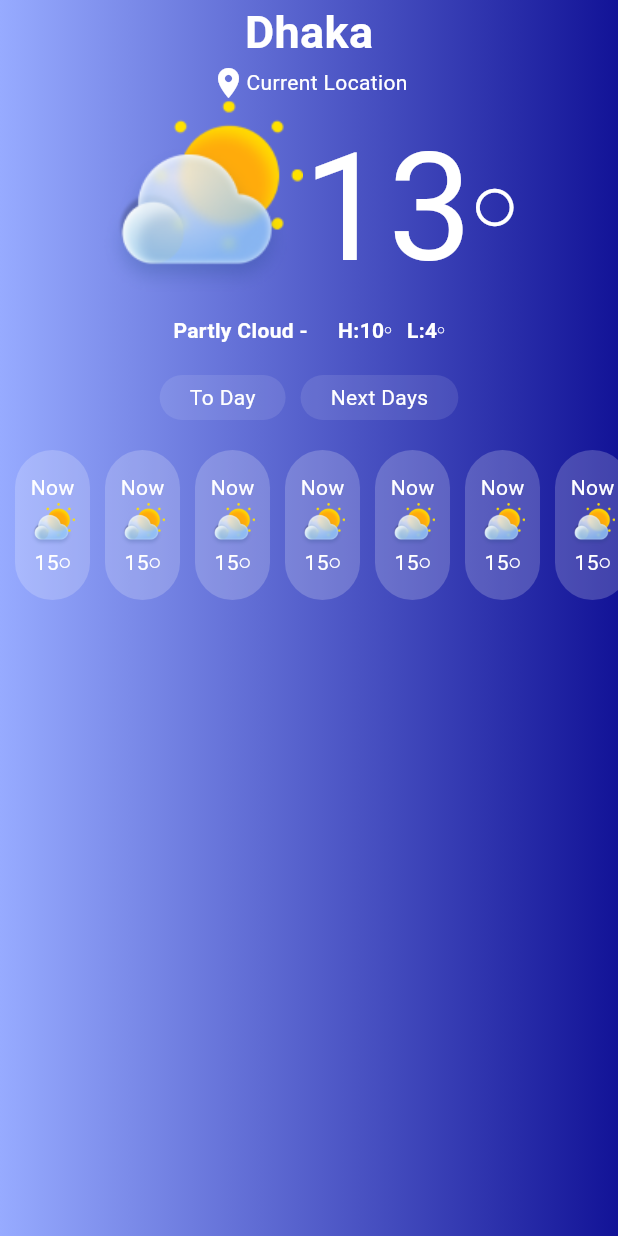
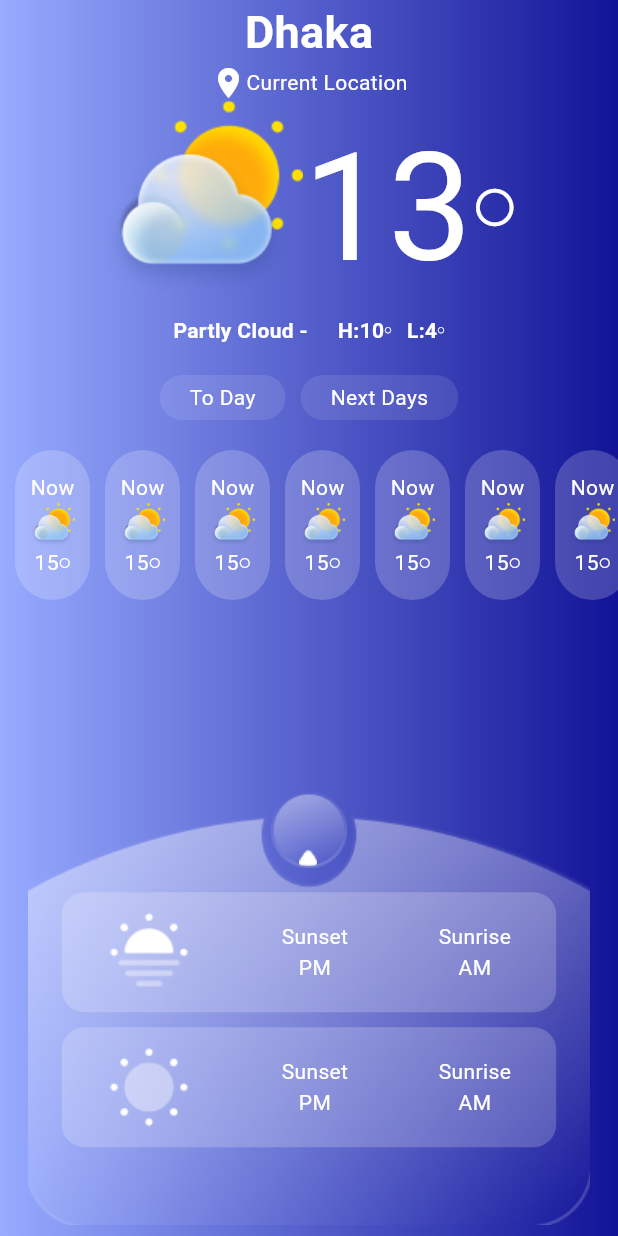
Before and after one commit to araful39/weather_app, a Flutter app: the screen it shows after launch, on a phone screen of 412 x 824 dp. Run offline on Flutter 3.47's test engine with Material 3 defaults, Android fonts, the phone set to English and light mode, and no system bars; our stand-ins replace get.

Commit message:
sunset and sunrise time card and image add

```diff
--- a/lib/view/home/home.dart
+++ b/lib/view/home/home.dart
@@ -1,5 +1,7 @@
 import 'package:flutter/material.dart';
+import 'package:get/get.dart';
 import 'package:weater_app/view/home/widget/day_button.dart';
+import 'package:weater_app/view/home/widget/sunset_time_card.dart';
 import 'package:weater_app/view/home/widget/temp_card.dart';
 
 class Home extends StatelessWidget {
@@ -22,6 +24,9 @@ class Home extends StatelessWidget {
                 tileMode: TileMode.clamp),
           ),
           child: Column(
+            mainAxisAlignment: MainAxisAlignment.spaceBetween,
+            children: [
+              Column(
                 mainAxisAlignment: MainAxisAlignment.start,
                 crossAxisAlignment: CrossAxisAlignment.center,
                 children: [
@@ -56,7 +61,8 @@ class Home extends StatelessWidget {
                         children: [
                           Text(
                             "13",
-                        style: TextStyle(color: Colors.white, fontSize: 100),
+                            style:
+                                TextStyle(color: Colors.white, fontSize: 100),
                           ),
                           Icon(
                             Icons.circle_outlined,
@@ -150,14 +156,61 @@ class Home extends StatelessWidget {
                     child: SizedBox(
                       height: 100,
                       child: ListView.builder(
-
                           shrinkWrap: true,
                           scrollDirection: Axis.horizontal,
                           itemCount: 10,
-                     itemBuilder: (context,index){
-                   return   const TemperatureCard(time: 'Now', imageUrl: 'assets/cloudy.png', temp: '15',);
+                          itemBuilder: (context, index) {
+                            return const TemperatureCard(
+                              time: 'Now',
+                              imageUrl: 'assets/cloudy.png',
+                              temp: '15',
+                            );
                           }),
                     ),
+                  ),
+                ],
+              ),
+              Stack(
+                clipBehavior: Clip.none,
+                alignment: Alignment.center,
+                children: [
+
+
+                  Image.asset("assets/subtract.png", height: Get.height*0.35,width: Get.width,),
+                  Positioned(
+                    top:-8,
+
+                    child: Row(
+                      mainAxisAlignment: MainAxisAlignment.center,
+                      children: [
+                        Stack(
+                          children: [
+                            Image.asset("assets/ellipse.png"),
+                            Positioned(
+                                bottom: 1,
+                                right: 20,
+                                child: Image.asset("assets/vector.png")),
+                            const SizedBox(
+                              height: 10,
+                            )
+                          ],
+                        ),
+
+                      ],
+                    ),
+                  ),
+                  const Column(
+                    children: [
+
+                      SunsetTimeCard(imageUrl: 'assets/sun-fog.png', sunsetTime: '', sunriseTime: '',),
+                      SizedBox(
+                        height: 10,
+                      ),
+                      SunsetTimeCard(imageUrl: 'assets/sun.png', sunsetTime: '', sunriseTime: '',),
+                    ],
+                  ),
+
+                ],
               )
             ],
           ),
--- /dev/null
+++ b/lib/view/home/widget/sunset_time_card.dart
@@ -0,0 +1,52 @@
+import 'package:flutter/material.dart';
+import 'package:get/get.dart';
+
+class SunsetTimeCard extends StatelessWidget {
+  const SunsetTimeCard({
+    super.key, required this.imageUrl, required this.sunsetTime, required this.sunriseTime,
+  });
+final String imageUrl;
+final String sunsetTime;
+final String sunriseTime;
+  @override
+  Widget build(BuildContext context) {
+    return Container(
+      height: 80,
+      width: Get.width*0.8,
+      decoration: BoxDecoration(
+          color: Colors.white.withOpacity(0.2),
+          borderRadius: BorderRadius.circular(15)
+      ),
+      child: Row(
+        mainAxisAlignment: MainAxisAlignment.spaceAround,
+        children: [
+          Image.asset(imageUrl),
+          Column(
+            mainAxisAlignment: MainAxisAlignment.center,
+            children: [
+              const Text("Sunset",style: TextStyle(color: Colors.white),),
+              Row(
+                children: [
+                  Text(sunsetTime,style: const TextStyle(color: Colors.white,fontSize: 15,fontWeight: FontWeight.bold),),
+                  const Text("PM",style: TextStyle(color: Colors.white),),
+                ],
+              ),
+            ],
+          ),
+          Column(
+            mainAxisAlignment: MainAxisAlignment.center,
+            children: [
+              const Text("Sunrise",style: TextStyle(color: Colors.white),),
+              Row(
+                children: [
+                  Text(sunriseTime,style: const TextStyle(color: Colors.white,fontSize: 15,fontWeight: FontWeight.bold),),
+                  const Text("AM",style: TextStyle(color: Colors.white),),
+                ],
+              ),
+            ],
+          ),
+        ],
+      ),
+    );
+  }
+}
```
Also changed, not shown: assets/ellipse.png (added), assets/subtract.png (added), assets/sun-fog.png (added), assets/sun.png (added), assets/vector.png (added). Lines whose indentation alone changed are shown as unchanged.
